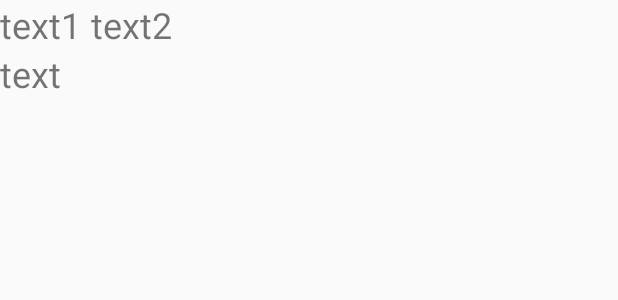
After one commit to Wuhan-organization/SmartInspection, an Android app: the layout item_compeled_task.xml on its own in the app's theme, with its tools: preview values and no code run, on a phone screen of 412 x 824 dp. The commit adds this screen. Shown: the top 300 px of the screen. Run offline under Robolectric (Android 15) with nearby library versions, the phone set to English and light mode, and no system bars.

Commit message:
allready complet the task modol

```diff
--- a/app/src/main/res/layout/activity_new_task.xml
+++ b/app/src/main/res/layout/activity_new_task.xml
@@ -3,6 +3,7 @@
     xmlns:tools="http://schemas.android.com/tools"
     android:layout_width="match_parent"
     android:layout_height="match_parent"
+    android:orientation="vertical"
     tools:context="com.whut.smartinspection.activity.NewTaskActivity">
 
 
--- /dev/null
+++ b/app/src/main/res/layout/item_compeled_task.xml
@@ -0,0 +1,37 @@
+<?xml version="1.0" encoding="utf-8"?>
+<LinearLayout xmlns:android="http://schemas.android.com/apk/res/android"
+    android:layout_width="match_parent"
+    android:orientation="vertical"
+    android:layout_height="wrap_content">
+
+    <LinearLayout
+        android:orientation="horizontal"
+        android:layout_width="wrap_content"
+        android:layout_height="wrap_content">
+        <TextView
+            android:textSize="24sp"
+            android:id="@+id/textView1"
+            android:text="text1"
+            android:layout_width="wrap_content"
+            android:layout_height="wrap_content" />
+        <TextView
+            android:text="  "
+            android:layout_width="wrap_content"
+            android:layout_height="wrap_content" />
+        <TextView
+            android:textSize="24sp"
+            android:id="@+id/textView2"
+            android:text="text2"
+            android:layout_width="wrap_content"
+            android:layout_height="wrap_content" />
+    </LinearLayout>
+    <TextView
+        android:ellipsize="end"
+        android:singleLine="true"
+        android:textSize="24sp"
+        android:text="text"
+        android:id="@+id/item"
+        android:layout_width="match_parent"
+        android:layout_height="match_parent" />
+
+</LinearLayout>
--- a/app/src/main/res/values/strings.xml
+++ b/app/src/main/res/values/strings.xml
@@ -1,3 +1,4 @@
 <resources>
     <string name="main_app_name">SmartInspection</string>
+    <string name="front">24sp</string>
 </resources>
```
Also changed, not shown: app/src/main/java/com/whut/smartinspection/activity/CompletedTaskActivity.java (+80 -2 lines), app/src/main/java/com/whut/smartinspection/activity/MyTaskActivity.java (+11 -1 lines), app/src/main/java/com/whut/smartinspection/activity/NewTaskActivity.java (+42 -0 lines), app/src/main/java/com/whut/smartinspection/adapters/TaskPageListAdapter.java (added, +114 -0 lines), app/src/main/java/com/whut/smartinspection/model/Task.java (added, +40 -0 lines), app/src/main/res/layout/activity_completed_task.xml (+21 -2 lines), app/src/main/res/layout/item_task_body.xml (+9 -8 lines), app/src/main/res/layout/item_task_title.xml (+11 -3 lines).
